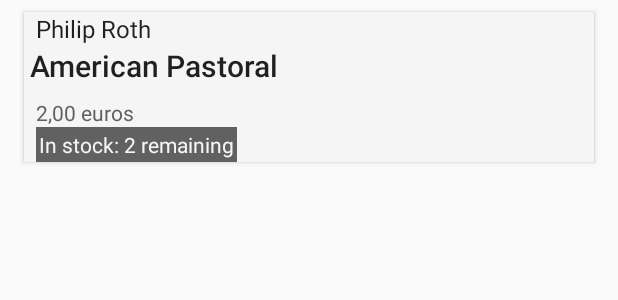
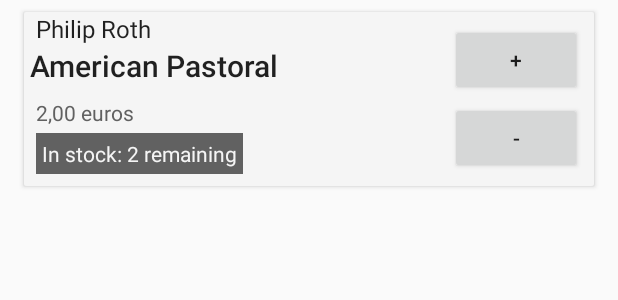
Before and after one commit to litur/BookStoreApp, an Android app: the layout book_element.xml on its own in the app's theme, with its tools: preview values and no code run, on a phone screen of 412 x 824 dp. Shown: the top 300 px of the screen. Run offline under Robolectric (Android 15) with nearby library versions, the phone set to English and light mode, and no system bars.

Commit message:
Update method using ContentProvider - Buttons to increase and decrease quantity

```diff
--- a/app/src/main/res/layout/book_element.xml
+++ b/app/src/main/res/layout/book_element.xml
@@ -42,6 +42,28 @@
                 app:layout_constraintTop_toBottomOf="@id/authorTV"
                 tools:text="American Pastoral" />
 
+
+            <Button
+                android:id="@+id/button_add"
+                android:layout_width="wrap_content"
+                android:layout_height="wrap_content"
+                android:layout_marginEnd="8dp"
+                android:layout_marginRight="8dp"
+                android:layout_marginTop="8dp"
+                android:text="+"
+                app:layout_constraintEnd_toEndOf="parent"
+                app:layout_constraintTop_toTopOf="parent" />
+
+            <Button
+                android:id="@+id/button_remove"
+                android:layout_width="wrap_content"
+                android:layout_height="wrap_content"
+                android:layout_marginEnd="8dp"
+                android:layout_marginRight="8dp"
+                android:layout_marginTop="4dp"
+                android:text="-"
+                app:layout_constraintEnd_toEndOf="parent"
+                app:layout_constraintTop_toBottomOf="@id/button_add" />
             <!-- Price -->
             <TextView
                 android:id="@+id/priceTV"
@@ -63,9 +85,11 @@
                 android:layout_marginBottom="@dimen/small_dimen"
                 android:layout_marginLeft="@dimen/small_dimen"
                 android:layout_marginStart="@dimen/small_dimen"
+                android:layout_marginTop="4dp"
                 android:background="@color/primary_dark"
-                android:padding="2dp"
+                android:padding="4dp"
                 android:textColor="@color/primary_light"
+                app:layout_constraintBottom_toBottomOf="parent"
                 app:layout_constraintStart_toStartOf="parent"
                 app:layout_constraintTop_toBottomOf="@+id/priceTV"
                 tools:text="In stock: 2 remaining" />
--- a/app/src/main/res/values/strings.xml
+++ b/app/src/main/res/values/strings.xml
@@ -11,5 +11,9 @@
 
     <!-- Strings for Toast Messages -->
     <string name="new_book_inserted">Inserted a new Book at row <xliff:g example="1" id="myRow">%s </xliff:g> in table <xliff:g example="books" id="myTable">%s </xliff:g> </string>
+    <string name="quantity_updated">Quantity Updated</string>
+    <string name="quantity_already_zero">This item is out of Stock. You can\'t decrease its quantity</string>
 
+    <!-- Strings for mainActivity -->
+    <string name="in_stock">In Stock! <xliff:g example="1" id="quantity">%s </xliff:g> remaining</string>
 </resources>
```
Also changed, not shown: app/src/main/java/com/example/android/bookstoreapp/BookCursorAdapter.java (+77 -6 lines), app/src/main/java/com/example/android/bookstoreapp/MainActivity.java (+7 -21 lines), app/src/main/java/com/example/android/bookstoreapp/data/BookProvider.java (+87 -4 lines).
